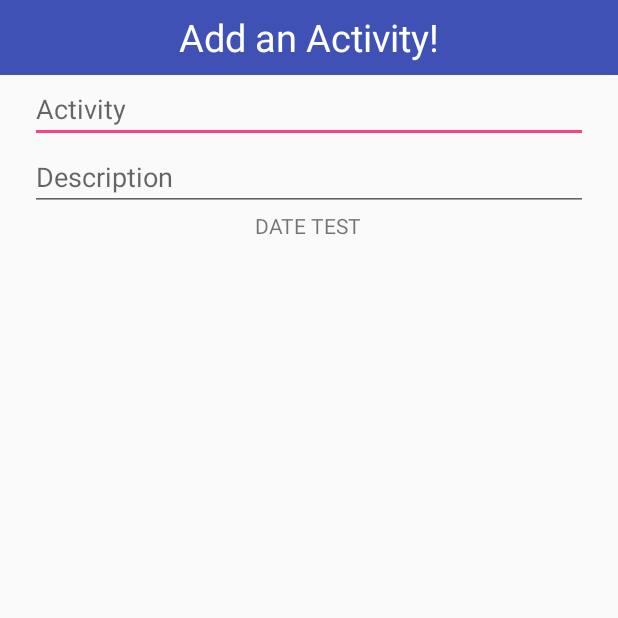
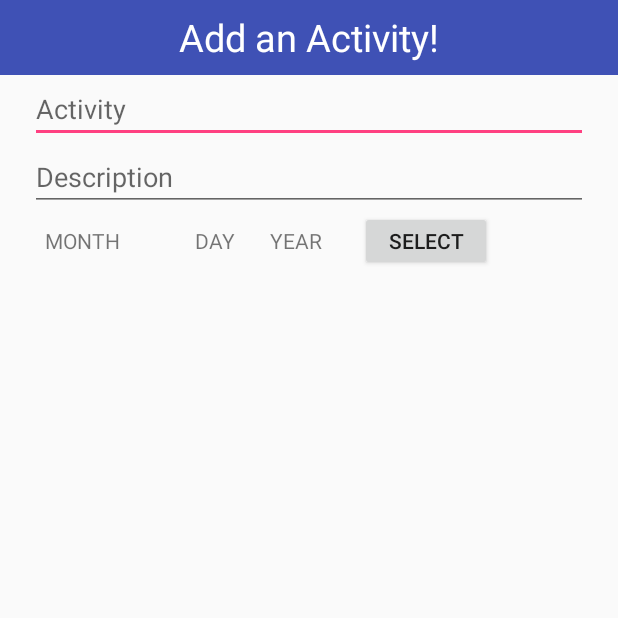
Before and after one commit to JasonCentral/SkillVow, an Android app: the PlanActivity screen opened directly, with no data from a screen before it, on a phone screen of 412 x 824 dp, the top half of it. Run offline under Robolectric (Android 15) with nearby library versions, the phone set to English and light mode, and no system bars.

Commit message:
Added the ability to select a date

```diff
--- a/app/src/main/java/com/visionvow/skillvow/SmallFragments/DatePicker.java
+++ /dev/null
@@ -1,24 +0,0 @@
-package com.visionvow.skillvow.SmallFragments;
-
-import android.app.Fragment;
-import android.os.Bundle;
-import android.support.annotation.Nullable;
-import android.view.LayoutInflater;
-import android.view.View;
-import android.view.ViewGroup;
-
-import com.visionvow.skillvow.R;
-
-public class DatePicker extends Fragment{
-    View view;
-
-    public DatePicker() {
-    }
-
-    @Nullable
-    @Override
-    public View onCreateView(LayoutInflater inflater, @Nullable ViewGroup container, @Nullable Bundle savedInstanceState) {
-        view = inflater.inflate(R.layout.date_picker_fragment, container, false);
-        return view;
-    }
-}
--- a/app/src/main/res/layout/add_plan_activity.xml
+++ b/app/src/main/res/layout/add_plan_activity.xml
@@ -37,11 +37,35 @@
         android:layout_marginStart="20dp"
         android:hint="Description"/>
 
+    <LinearLayout
+        android:layout_width="wrap_content"
+        android:layout_height="wrap_content"
+        android:orientation="horizontal">
 
-    <fragment
-        android:id="@+id/plan_date_fragment"
-        android:name="com.visionvow.skillvow.SmallFragments.DatePicker"
-        android:layout_width="match_parent"
-        android:layout_height="wrap_content" />
+        <TextView
+            android:id="@+id/month_pick"
+            android:layout_width="100dp"
+            android:layout_height="wrap_content"
+            android:layout_marginStart="30dp"
+            android:text="MONTH"/>
+
+        <TextView
+            android:id="@+id/day_pick"
+            android:layout_width="50dp"
+            android:layout_height="wrap_content"
+            android:text="DAY"/>
+
+        <TextView
+            android:id="@+id/year_pick"
+            android:layout_width="60dp"
+            android:layout_height="wrap_content"
+            android:text="YEAR"/>
+
+        <Button
+            android:layout_width="wrap_content"
+            android:layout_height="40dp"
+            android:text="SELECT"
+            android:onClick="showDatePickerDialog"/>
+    </LinearLayout>
 
 </LinearLayout>
```
Also changed, not shown: app/src/main/java/com/visionvow/skillvow/PlanActivity.java (+11 -0 lines), app/src/main/java/com/visionvow/skillvow/SmallFragments/DatePickerFrag.java (added, +101 -0 lines).
